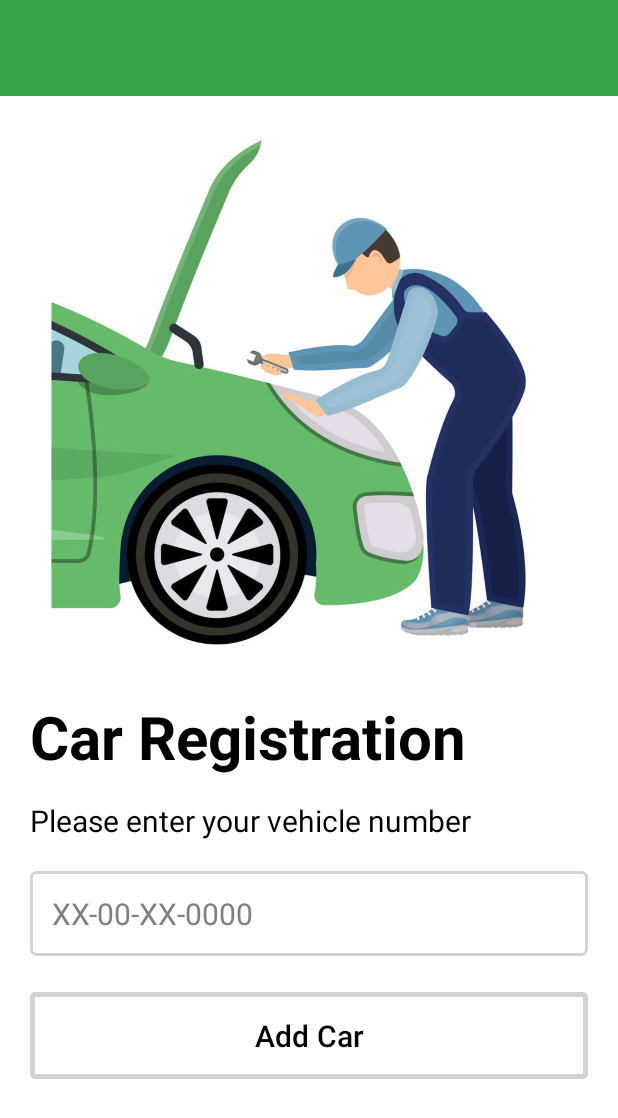
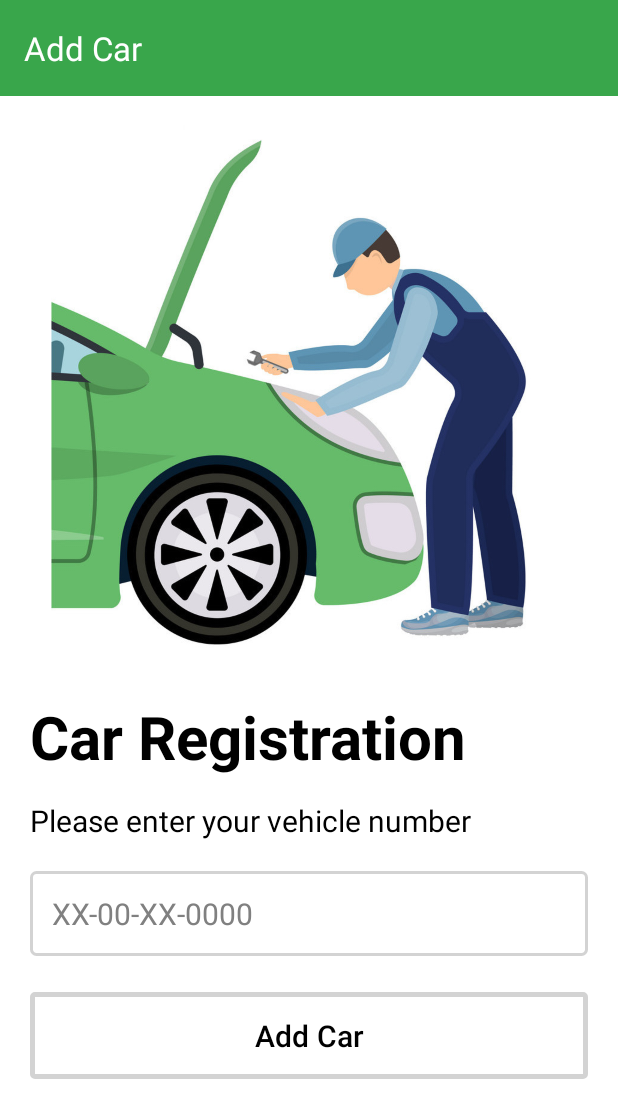
Before and after one commit to AwalkzzD/D2M, an Android app: the AddCarActivity screen opened directly, with no data from a screen before it, on a phone screen of 412 x 824 dp. Shown: the top 1118 px of the screen. Run offline under Robolectric (Android 15) with nearby library versions, the phone set to English and light mode, and no system bars; our stand-ins replace data binding, navigation-ui.

Commit message:
changed view binding and action bar inside BaseActivity

```diff
--- a/app/src/main/java/com/example/d2m/screens/addcar/AddCarActivity.kt
+++ b/app/src/main/java/com/example/d2m/screens/addcar/AddCarActivity.kt
@@ -1,8 +1,16 @@
 package com.example.d2m.screens.addcar
 
+import android.os.Bundle
+import com.example.d2m.R
 import com.example.d2m.databinding.ActivityAddCarBinding
 import com.example.d2m.screens.utils.BaseActivity
 
 class AddCarActivity : BaseActivity<ActivityAddCarBinding, AddCarViewModel>(
-    ActivityAddCarBinding::inflate, AddCarViewModel::class.java
-)
+    R.layout.activity_add_car, AddCarViewModel::class.java
+) {
+    override fun onCreate(savedInstanceState: Bundle?) {
+        super.onCreate(savedInstanceState)
+
+        setUpActionBarNavigation()
+    }
+}
--- a/app/src/main/java/com/example/d2m/screens/addcar/AddCarViewModel.kt
+++ b/app/src/main/java/com/example/d2m/screens/addcar/AddCarViewModel.kt
@@ -2,7 +2,6 @@ package com.example.d2m.screens.addcar
 
 import android.util.Log
 import androidx.lifecycle.MutableLiveData
-import androidx.lifecycle.ViewModel
 import com.example.d2m.data.local.car.CarAdded
 import com.example.d2m.data.local.car.CarBrand
 import com.example.d2m.data.local.car.CarModel
@@ -10,6 +9,7 @@ import com.example.d2m.data.local.car.CarRegistration
 import com.example.d2m.data.local.car.FuelType
 import com.example.d2m.network_utils.ApiClient
 import com.example.d2m.network_utils.api_services.AddVehicleService
+import com.example.d2m.screens.utils.BaseViewModel
 import com.google.gson.GsonBuilder
 import okhttp3.MultipartBody
 import okhttp3.RequestBody
@@ -17,7 +17,7 @@ import retrofit2.Call
 import retrofit2.Callback
 import retrofit2.Response
 
-class AddCarViewModel : ViewModel() {
+class AddCarViewModel : BaseViewModel() {
 
     var carAdded: MutableLiveData<CarAdded> = MutableLiveData<CarAdded>()
     var carBrand: MutableLiveData<CarBrand> = MutableLiveData()
--- a/app/src/main/java/com/example/d2m/screens/addcar/add_car_registration/AddCarRegistrationFragment.kt
+++ b/app/src/main/java/com/example/d2m/screens/addcar/add_car_registration/AddCarRegistrationFragment.kt
@@ -47,19 +47,15 @@ class AddCarRegistrationFragment : Fragment() {
                     override fun beforeTextChanged(
                         s: CharSequence?, start: Int, count: Int, after: Int
                     ) {
-                        addCarRegistrationBinding.addCar.isEnabled = false
                     }
 
                     override fun onTextChanged(
                         s: CharSequence?, start: Int, before: Int, count: Int
                     ) {
-
                     }
 
                     override fun afterTextChanged(s: Editable) {
-                        if (s.length == 10) {
-                            addCarRegistrationBinding.addCar.isEnabled = true
-                        }
+
                     }
                 }
             }
--- a/app/src/main/java/com/example/d2m/screens/home/HomeActivity.kt
+++ b/app/src/main/java/com/example/d2m/screens/home/HomeActivity.kt
@@ -2,16 +2,19 @@ package com.example.d2m.screens.home
 
 import android.content.Context
 import android.os.Bundle
+import com.example.d2m.R
 import com.example.d2m.databinding.ActivityHomeBinding
 import com.example.d2m.screens.utils.BaseActivity
 
 class HomeActivity : BaseActivity<ActivityHomeBinding, HomeActivityViewModel>(
-    ActivityHomeBinding::inflate, HomeActivityViewModel::class.java
+    R.layout.activity_home, HomeActivityViewModel::class.java
 ) {
 
     override fun onCreate(savedInstanceState: Bundle?) {
         super.onCreate(savedInstanceState)
+
         initViewModel()
+        setUpActionBarNavigation()
     }
 
     private fun initViewModel() {
--- a/app/src/main/java/com/example/d2m/screens/home/HomeActivityViewModel.kt
+++ b/app/src/main/java/com/example/d2m/screens/home/HomeActivityViewModel.kt
@@ -2,10 +2,10 @@ package com.example.d2m.screens.home
 
 import android.util.Log
 import androidx.lifecycle.MutableLiveData
-import androidx.lifecycle.ViewModel
 import com.example.d2m.data.local.home.UserHome
 import com.example.d2m.network_utils.ApiClient
 import com.example.d2m.network_utils.api_services.RequestUserData
+import com.example.d2m.screens.utils.BaseViewModel
 import com.google.gson.GsonBuilder
 import okhttp3.MultipartBody
 import okhttp3.RequestBody
@@ -14,7 +14,7 @@ import retrofit2.Callback
 import retrofit2.Response
 import java.net.SocketTimeoutException
 
-class HomeActivityViewModel : ViewModel() {
+class HomeActivityViewModel : BaseViewModel() {
 
     var userLiveData: MutableLiveData<UserHome> = MutableLiveData<UserHome>()
 
--- a/app/src/main/java/com/example/d2m/screens/login/LoginActivity.kt
+++ b/app/src/main/java/com/example/d2m/screens/login/LoginActivity.kt
@@ -1,8 +1,9 @@
 package com.example.d2m.screens.login
 
+import com.example.d2m.R
 import com.example.d2m.databinding.ActivityLoginBinding
 import com.example.d2m.screens.utils.BaseActivity
 
 class LoginActivity : BaseActivity<ActivityLoginBinding, LoginViewModel>(
-    ActivityLoginBinding::inflate, LoginViewModel::class.java
+    R.layout.activity_login, LoginViewModel::class.java
 )
--- a/app/src/main/java/com/example/d2m/screens/login/LoginViewModel.kt
+++ b/app/src/main/java/com/example/d2m/screens/login/LoginViewModel.kt
@@ -1,5 +1,5 @@
 package com.example.d2m.screens.login
 
-import androidx.lifecycle.ViewModel
+import com.example.d2m.screens.utils.BaseViewModel
 
-class LoginViewModel : ViewModel()
+class LoginViewModel : BaseViewModel()
--- a/app/src/main/java/com/example/d2m/screens/login/phone_otp/LoginDetailsFragment.kt
+++ b/app/src/main/java/com/example/d2m/screens/login/phone_otp/LoginDetailsFragment.kt
@@ -44,8 +44,7 @@ class LoginDetailsFragment : Fragment() {
                 findNavController().navigate(R.id.action_loginDetailsFragment_to_otpFragment)
 
             } else {
-                Toast.makeText(requireActivity(), "Enter a valid phone number", Toast.LENGTH_SHORT)
-                    .show()
+                Toast.makeText(requireActivity(), "Enter a valid phone number", Toast.LENGTH_SHORT).show()
             }
 
         }
--- a/app/src/main/java/com/example/d2m/screens/splash/SplashScreen.kt
+++ b/app/src/main/java/com/example/d2m/screens/splash/SplashScreen.kt
@@ -7,6 +7,7 @@ import android.os.Handler
 import android.os.Looper
 import androidx.appcompat.app.AppCompatActivity
 import com.example.d2m.R
+import com.example.d2m.screens.home.HomeActivity
 import com.example.d2m.screens.intro.IntroActivity
 import com.example.d2m.screens.login.LoginActivity
 
@@ -31,11 +32,11 @@ class SplashScreen : AppCompatActivity() {
             startActivity(Intent(this, LoginActivity::class.java))
 //            startActivity(Intent(this, AddCarActivity::class.java))
 //            startActivity(Intent(this, HomeActivity::class.java))
+//            startActivity(Intent(this, IntroActivity::class.java))
 
             finish()
 
         }
 
-
     }
 }
--- a/app/src/main/java/com/example/d2m/screens/utils/BaseActivity.kt
+++ b/app/src/main/java/com/example/d2m/screens/utils/BaseActivity.kt
@@ -1,10 +1,10 @@
 package com.example.d2m.screens.utils
 
 import android.os.Bundle
-import android.view.LayoutInflater
 import android.widget.Toast
+import androidx.annotation.LayoutRes
 import androidx.appcompat.app.AppCompatActivity
-import androidx.lifecycle.ViewModel
+import androidx.databinding.DataBindingUtil
 import androidx.lifecycle.ViewModelProvider
 import androidx.navigation.NavController
 import androidx.navigation.Navigation
@@ -13,8 +13,8 @@ import androidx.navigation.ui.NavigationUI
 import androidx.viewbinding.ViewBinding
 import com.example.d2m.R
 
-abstract class BaseActivity<VB : ViewBinding, VM : ViewModel>(
-    private val inflate: (LayoutInflater) -> VB, private val viewModelClass: Class<VM>
+abstract class BaseActivity<VB : ViewBinding, VM : BaseViewModel>(
+    @LayoutRes private val layoutId: Int, private val viewModelClass: Class<VM>
 ) : AppCompatActivity() {
 
     private lateinit var binding: VB
@@ -30,9 +30,10 @@ abstract class BaseActivity<VB : ViewBinding, VM : ViewModel>(
 
     override fun onCreate(savedInstanceState: Bundle?) {
         super.onCreate(savedInstanceState)
-        binding = inflate(layoutInflater)
-        setContentView(binding.root)
-        setUpNavigation()
+
+        binding = DataBindingUtil.setContentView(this, layoutId)
+
+        initNavComponents()
         initViewModel()
     }
 
@@ -40,7 +41,7 @@ abstract class BaseActivity<VB : ViewBinding, VM : ViewModel>(
         viewModel = ViewModelProvider(this)[viewModelClass]
     }
 
-    private fun setUpNavigation() {
+    private fun initNavComponents() {
         navController = Navigation.findNavController(this, R.id.nav_host_fragment_container)
         appBarConfiguration = AppBarConfiguration(navController.graph)
     }
@@ -55,4 +56,9 @@ abstract class BaseActivity<VB : ViewBinding, VM : ViewModel>(
         Toast.makeText(this, message, duration).show()
     }
 
+    fun setUpActionBarNavigation() {
+        setSupportActionBar(findViewById(R.id.toolbar))
+        NavigationUI.setupActionBarWithNavController(this, navController, appBarConfiguration)
+    }
+
 }
--- /dev/null
+++ b/app/src/main/java/com/example/d2m/screens/utils/BaseViewModel.kt
@@ -0,0 +1,6 @@
+package com.example.d2m.screens.utils
+
+import androidx.lifecycle.ViewModel
+
+open class BaseViewModel : ViewModel() {
+}
--- a/app/src/main/res/layout/activity_add_car.xml
+++ b/app/src/main/res/layout/activity_add_car.xml
@@ -1,7 +1,13 @@
 <?xml version="1.0" encoding="utf-8"?>
-<LinearLayout xmlns:android="http://schemas.android.com/apk/res/android"
+<layout xmlns:android="http://schemas.android.com/apk/res/android"
     xmlns:app="http://schemas.android.com/apk/res-auto"
-    xmlns:tools="http://schemas.android.com/tools"
+    xmlns:tools="http://schemas.android.com/tools">
+
+    <data>
+
+    </data>
+
+    <LinearLayout
         android:layout_width="match_parent"
         android:layout_height="match_parent"
         android:background="@color/white"
@@ -23,3 +29,4 @@
             app:defaultNavHost="true"
             app:navGraph="@navigation/addcar_nav_graph" />
     </LinearLayout>
+</layout>
--- a/app/src/main/res/layout/activity_intro.xml
+++ b/app/src/main/res/layout/activity_intro.xml
@@ -4,13 +4,13 @@
     xmlns:tools="http://schemas.android.com/tools"
     android:layout_width="match_parent"
     android:layout_height="match_parent"
-    android:background="@color/white"
     tools:context=".screens.intro.IntroActivity">
 
     <androidx.viewpager2.widget.ViewPager2
         android:id="@+id/intro_view_pager"
         android:layout_width="match_parent"
         android:layout_height="match_parent"
+        android:background="@color/white"
         app:layout_constraintBottom_toTopOf="@id/bottom_actions" />
 
     <RelativeLayout
@@ -52,6 +52,7 @@
         android:layout_margin="10dp"
         android:backgroundTint="@color/green"
         android:padding="10dp"
+        android:textColor="@color/white"
         android:text="@string/get_started_button_text"
         android:textSize="20sp"
         app:cornerRadius="3dp"
--- a/app/src/main/res/layout/get_started_list_item.xml
+++ b/app/src/main/res/layout/get_started_list_item.xml
@@ -7,6 +7,6 @@
         android:id="@+id/intro_image_view"
         android:layout_width="match_parent"
         android:layout_height="match_parent"
-        android:scaleType="fitStart" />
+        android:scaleType="fitXY" />
 
 </androidx.cardview.widget.CardView>
```
Also changed, not shown: app/src/main/java/com/example/d2m/screens/login/phone_otp/OtpViewModel.kt (+11 -2 lines), app/src/main/res/layout/activity_home.xml (+9 -2 lines), app/src/main/res/layout/activity_login.xml (+9 -2 lines). Lines whose indentation alone changed are shown as unchanged.
